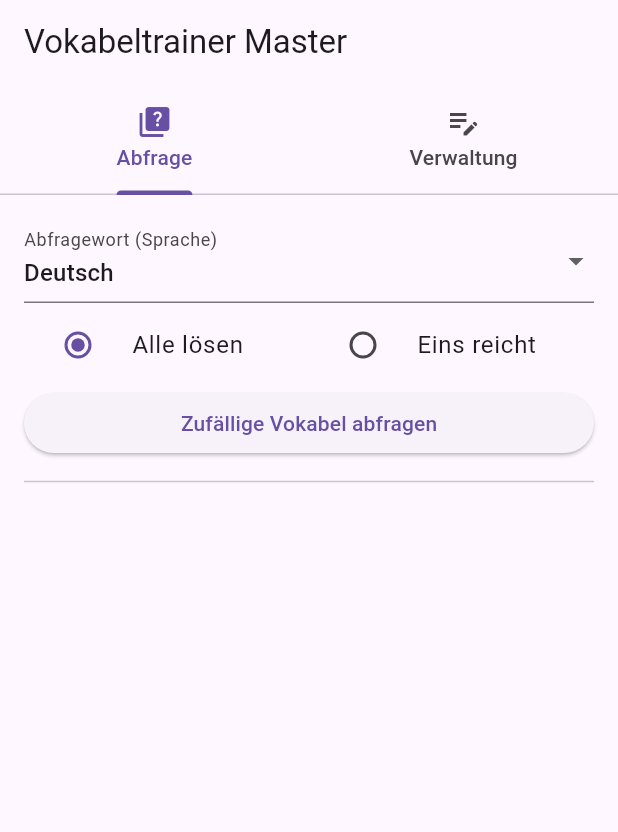
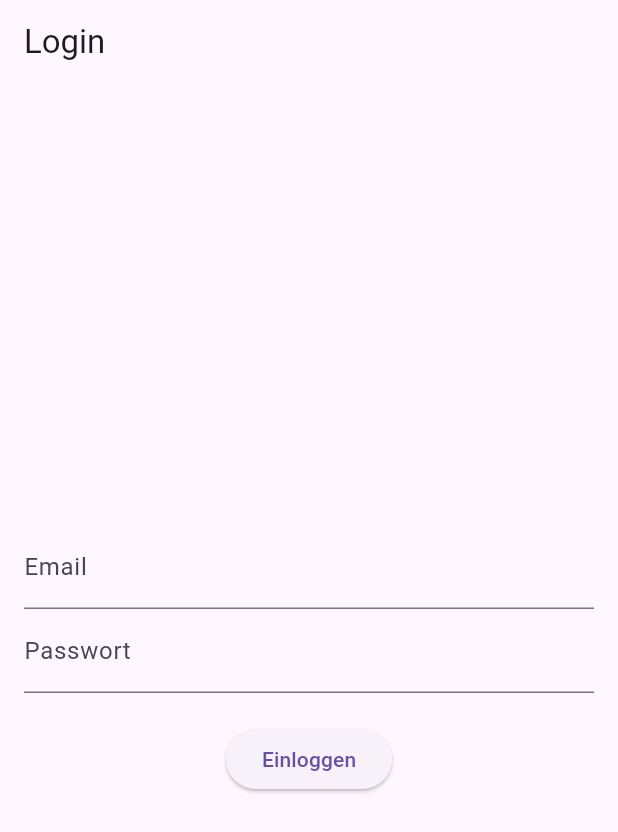
Before and after one commit to st-code-git/SimpleVocTrain, a Flutter app: the screen it shows after launch, on a phone screen of 412 x 824 dp. Shown: the top 832 px of the screen. Run offline on Flutter 3.47's test engine with Material 3 defaults, Android fonts, the phone set to English and light mode, and no system bars; our stand-ins replace flutter_dotenv, supabase_flutter; missing offline and left inert: postgrest; accounts and stored records are empty.

Commit message:
Login mit User Auth eingebaut

```diff
--- a/simple_voc_train/lib/main.dart
+++ b/simple_voc_train/lib/main.dart
@@ -4,6 +4,7 @@ import 'package:flutter_dotenv/flutter_dotenv.dart';
 import 'package:flutter/material.dart';
 import 'package:supabase_flutter/supabase_flutter.dart';
 import 'screens/vocabulary_trainer_screen.dart';
+import 'screens/login_page.dart';
 
 
 // Ersetzen Sie DIESE PLATZHALTER durch Ihre echten Supabase-Werte
@@ -36,7 +37,53 @@ class MyApp extends StatelessWidget {
       theme: ThemeData(
         primarySwatch: Colors.blue,
       ),
-      home: const VocabularyTrainerScreen(),
+      home: const AuthGate(),
     );
   }
 }
+
+class AuthGate extends StatelessWidget {
+  const AuthGate({super.key});
+
+  @override
+  Widget build(BuildContext context) {
+    return StreamBuilder<AuthState>(
+      // 1. Wir lauschen auf Änderungen am Login-Status
+      stream: Supabase.instance.client.auth.onAuthStateChange,
+      builder: (context, snapshot) {
+
+        // 2. Während Supabase noch kurz lädt, zeigen wir einen Ladekreis
+        if (snapshot.connectionState == ConnectionState.waiting) {
+          return const Scaffold(body: Center(child: CircularProgressIndicator()));
+        }
+
+        // 3. Prüfen, ob eine Session existiert
+        final session = snapshot.data?.session;
+
+        if (session != null) {
+          // User ist eingeloggt -> Zum Home Screen
+          return const VocabularyTrainerScreen();
+        } else {
+          // Kein User -> Zum Login Screen
+          return const LoginPage();
+        }
+      },
+    );
+  }
+}
+
+Future<void> signIn(String email, String password) async {
+  try {
+    final AuthResponse res = await supabase.auth.signInWithPassword(
+      email: email,
+      password: password,
+    );
+
+    final User? user = res.user;
+    print("Eingeloggt als: ${user?.email}");
+
+    // Weiterleiten zum Home Screen...
+  } catch (e) {
+    print("Fehler beim Login: $e");
+  }
+}
--- /dev/null
+++ b/simple_voc_train/lib/screens/login_page.dart
@@ -0,0 +1,69 @@
+import 'package:flutter/material.dart';
+import 'package:supabase_flutter/supabase_flutter.dart';
+
+class LoginPage extends StatefulWidget {
+  const LoginPage({super.key});
+
+  @override
+  State<LoginPage> createState() => _LoginPageState();
+}
+
+class _LoginPageState extends State<LoginPage> {
+  // Controller für die Textfelder
+  final _emailController = TextEditingController();
+  final _passwordController = TextEditingController();
+
+  // Die signIn Methode, die du brauchst!
+  Future<void> _signIn() async {
+    try {
+      await Supabase.instance.client.auth.signInWithPassword(
+        email: _emailController.text.trim(),
+        password: _passwordController.text.trim(),
+      );
+      // HINWEIS: Wir müssen hier NICHTS navigieren!
+      // Sobald signIn erfolgreich ist, merkt das AuthGate in main.dart das
+      // und wechselt automatisch zur HomePage.
+    } on AuthException catch (e) {
+      // Fehler anzeigen (z.B. falsches Passwort)
+      if (mounted) ScaffoldMessenger.of(context).showSnackBar(SnackBar(content: Text(e.message)));
+    } catch (e) {
+      if (mounted) ScaffoldMessenger.of(context).showSnackBar(const SnackBar(content: Text('Unbekannter Fehler')));
+    }
+  }
+
+  @override
+  void dispose() {
+    _emailController.dispose();
+    _passwordController.dispose();
+    super.dispose();
+  }
+
+  @override
+  Widget build(BuildContext context) {
+    return Scaffold(
+      appBar: AppBar(title: const Text('Login')),
+      body: Padding(
+        padding: const EdgeInsets.all(16.0),
+        child: Column(
+          mainAxisAlignment: MainAxisAlignment.center,
+          children: [
+            TextField(
+              controller: _emailController,
+              decoration: const InputDecoration(labelText: 'Email'),
+            ),
+            TextField(
+              controller: _passwordController,
+              decoration: const InputDecoration(labelText: 'Passwort'),
+              obscureText: true,
+            ),
+            const SizedBox(height: 20),
+            ElevatedButton(
+              onPressed: _signIn,
+              child: const Text('Einloggen'),
+            ),
+          ],
+        ),
+      ),
+    );
+  }
+}
--- a/simple_voc_train/lib/services/supabase_service.dart
+++ b/simple_voc_train/lib/services/supabase_service.dart
@@ -58,4 +58,9 @@ class SupabaseService {
 
     return response.map<Vocabulary>((json) => Vocabulary.fromJson(json)).toList();;
   }
+
+  //Signout Methode
+  Future<void> signOut() async {
+    await Supabase.instance.client.auth.signOut();
+  }
 }
```
Also changed, not shown: simple_voc_train/lib/screens/vocabulary_trainer_screen.dart (+13 -2 lines).
